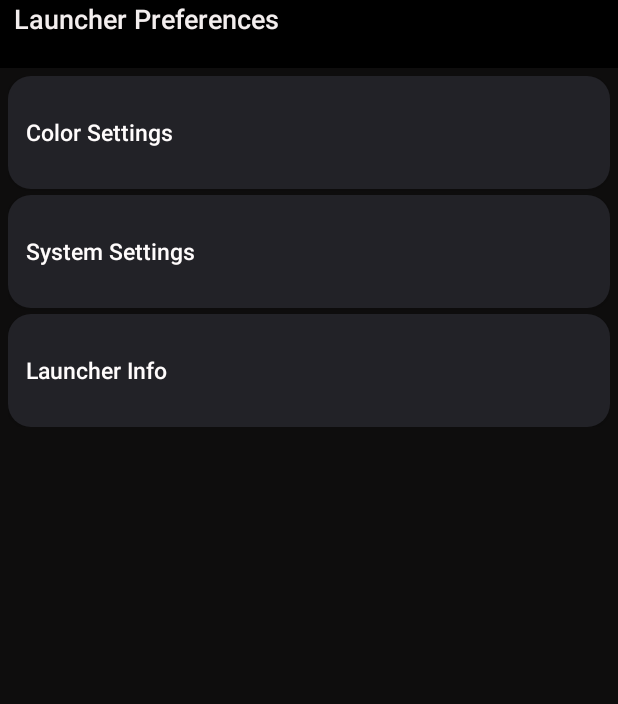
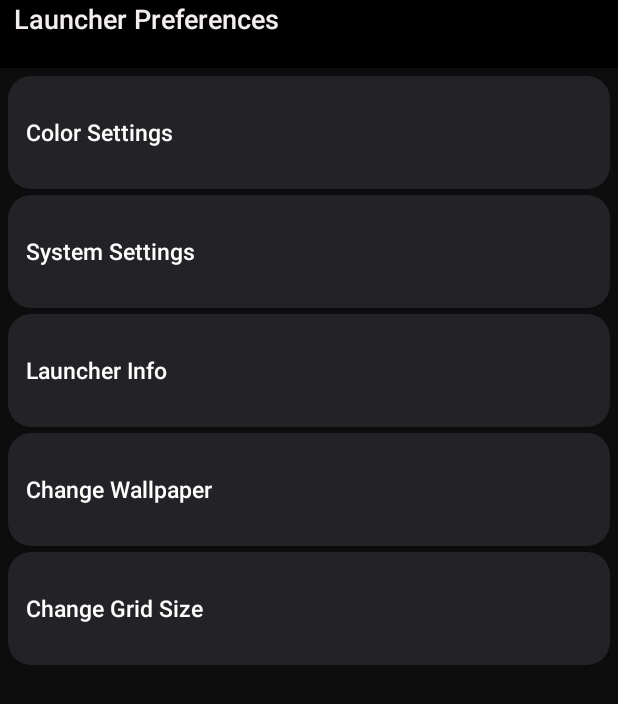
Before and after one commit to user0-tb/AndroidLauncherCIS357, an Android app: the SettingsActivity screen opened directly, with no data from a screen before it, on a phone screen of 412 x 824 dp. Shown: the top 704 px of the screen. Run offline under Robolectric (Android 15) with nearby library versions, the phone set to English and light mode, and no system bars.

Commit message:
Working on wallpaper functionality

```diff
--- a/app/src/main/AndroidManifest.xml
+++ b/app/src/main/AndroidManifest.xml
@@ -2,6 +2,8 @@
 <manifest xmlns:android="http://schemas.android.com/apk/res/android"
 package="com.example.androidlauncher_cis357">
 
+    <uses-permission android:name="android.permission.SET_WALLPAPER"/>
+    <uses-permission android:name="android.permission.READ_EXTERNAL_STORAGE"/>
     <uses-permission android:name="android.permission.VIBRATE" />
     <application
     android:allowBackup="true"
@@ -26,6 +28,8 @@ package="com.example.androidlauncher_cis357">
     <activity android:name=".SettingsActivity"></activity>
     <activity android:name=".ColorActivity"></activity>
     <activity android:name=".InfoActivity"></activity>
+        <activity android:name=".WallpaperActivity"></activity>
+        <activity android:name=".GridSizeActivity"></activity>
 </application>
 
 
--- a/app/src/main/java/com/example/androidlauncher_cis357/SettingsActivity.java
+++ b/app/src/main/java/com/example/androidlauncher_cis357/SettingsActivity.java
@@ -1,14 +1,20 @@
 package com.example.androidlauncher_cis357;
 
+import android.content.Context;
 import android.content.Intent;
+import android.content.SharedPreferences;
+import android.graphics.drawable.Drawable;
 import android.os.Bundle;
 import android.provider.Settings;
 import android.view.View;
 import android.widget.Button;
+import android.widget.ImageView;
 
 import androidx.appcompat.app.AppCompatActivity;
 
 public class SettingsActivity extends AppCompatActivity {
+
+    public ImageView homeScreenImage;
 
     @Override
     protected void onCreate(Bundle savedInstanceState) {
@@ -18,7 +24,10 @@ public class SettingsActivity extends AppCompatActivity {
         Button colorSettings = findViewById(R.id.colorsettings);
         Button settingButton = findViewById(R.id.systemsettings);
         Button launcherInfo = findViewById(R.id.launcherinfo);
+        Button wallpaperSet = findViewById(R.id.wallpapbutton);
+        Button gridChangeButton = findViewById(R.id.gridsizebutton);
 
+        //Button for color settings
         colorSettings.setOnClickListener(new View.OnClickListener() {
             @Override
             public void onClick(View v) {
@@ -26,6 +35,7 @@ public class SettingsActivity extends AppCompatActivity {
             }
         });
 
+        //Button for system settings
         settingButton.setOnClickListener(new View.OnClickListener() {
             @Override
             public void onClick(View v){
@@ -35,12 +45,29 @@ public class SettingsActivity extends AppCompatActivity {
             }
         });
 
+        //Button for launcher info
         launcherInfo.setOnClickListener(new View.OnClickListener() {
             @Override
             public void onClick(View v) {
                 startActivity(new Intent(getApplicationContext(),InfoActivity.class));
             }
         });
+
+        //Button to change wallpaper
+        wallpaperSet.setOnClickListener(new View.OnClickListener(){
+            @Override
+            public void onClick(View v) {
+                startActivity(new Intent(getApplicationContext(),WallpaperActivity.class));
+            }
+        });
+
+        //Button to change grid size
+        gridChangeButton.setOnClickListener(new View.OnClickListener(){
+            @Override
+            public void onClick(View v) {
+                startActivity(new Intent(getApplicationContext(),GridSizeActivity.class));
+            }
+        });
     }
 
 }
--- a/app/src/main/res/layout/activity_main.xml
+++ b/app/src/main/res/layout/activity_main.xml
@@ -18,7 +18,6 @@ q2
             android:layout_width="match_parent"
             android:layout_height="match_parent"
             android:fitsSystemWindows="true"
-            android:background="@drawable/defback"
             android:scaleType="centerCrop" />
 
         <androidx.viewpager.widget.ViewPager
--- a/app/src/main/res/layout/settings_page.xml
+++ b/app/src/main/res/layout/settings_page.xml
@@ -72,6 +72,32 @@
                 android:textSize="15sp"
                 android:transformPivotY="10sp" />
 
+            <Button
+                android:id="@+id/wallpapbutton"
+                android:layout_width="match_parent"
+                android:layout_height="75dp"
+                android:background="@drawable/rounded_button"
+                android:fontFamily="sans-serif-medium"
+                android:text="   Change Wallpaper"
+                android:textAlignment="viewStart"
+                android:textAppearance="@style/TextAppearance.AppCompat.Display1"
+                android:textColor="#FFFCFC"
+                android:textSize="15sp"
+                android:transformPivotY="10sp" />
+
+            <Button
+                android:id="@+id/gridsizebutton"
+                android:layout_width="match_parent"
+                android:layout_height="75dp"
+                android:background="@drawable/rounded_button"
+                android:fontFamily="sans-serif-medium"
+                android:text="   Change Grid Size"
+                android:textAlignment="viewStart"
+                android:textAppearance="@style/TextAppearance.AppCompat.Display1"
+                android:textColor="#FFFCFC"
+                android:textSize="15sp"
+                android:transformPivotY="10sp" />
+
         </LinearLayout>
     </ScrollView>
 </LinearLayout>
```
Also changed, not shown: app/src/main/java/com/example/androidlauncher_cis357/GridSizeActivity.java (added, +14 -0 lines), app/src/main/java/com/example/androidlauncher_cis357/MainActivity.java (+6 -1 lines), app/src/main/java/com/example/androidlauncher_cis357/WallpaperActivity.java (added, +143 -0 lines), app/src/main/res/layout/gridchange_page.xml (added, +72 -0 lines), app/src/main/res/layout/wallpaper_page.xml (added, +51 -0 lines).
